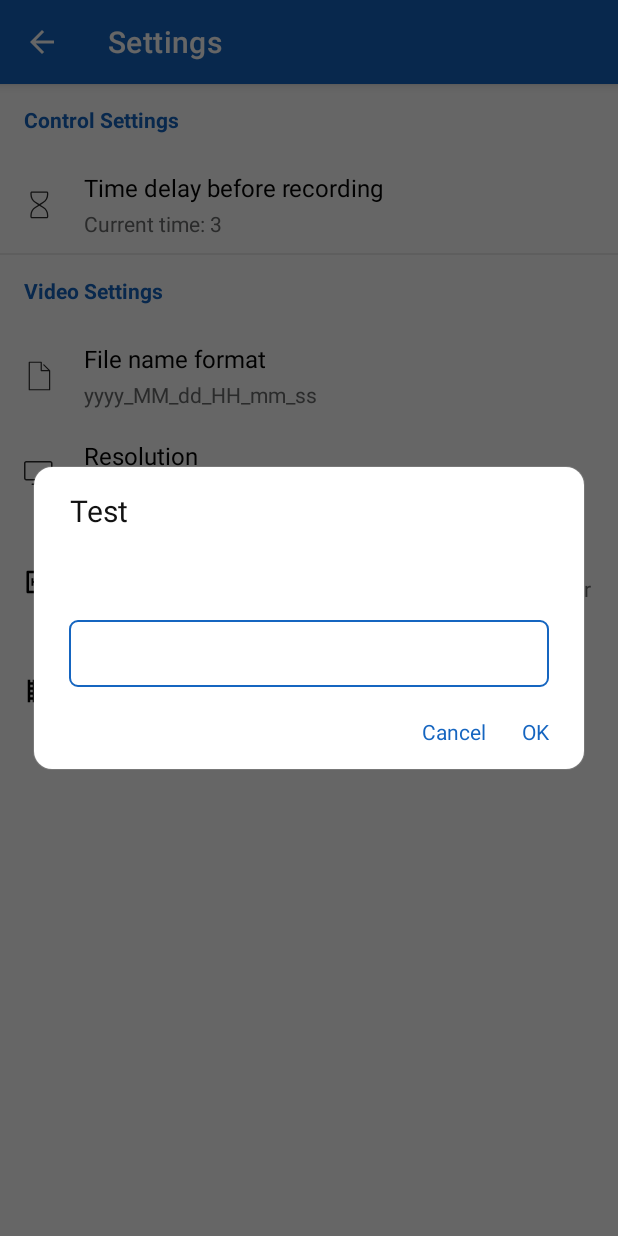
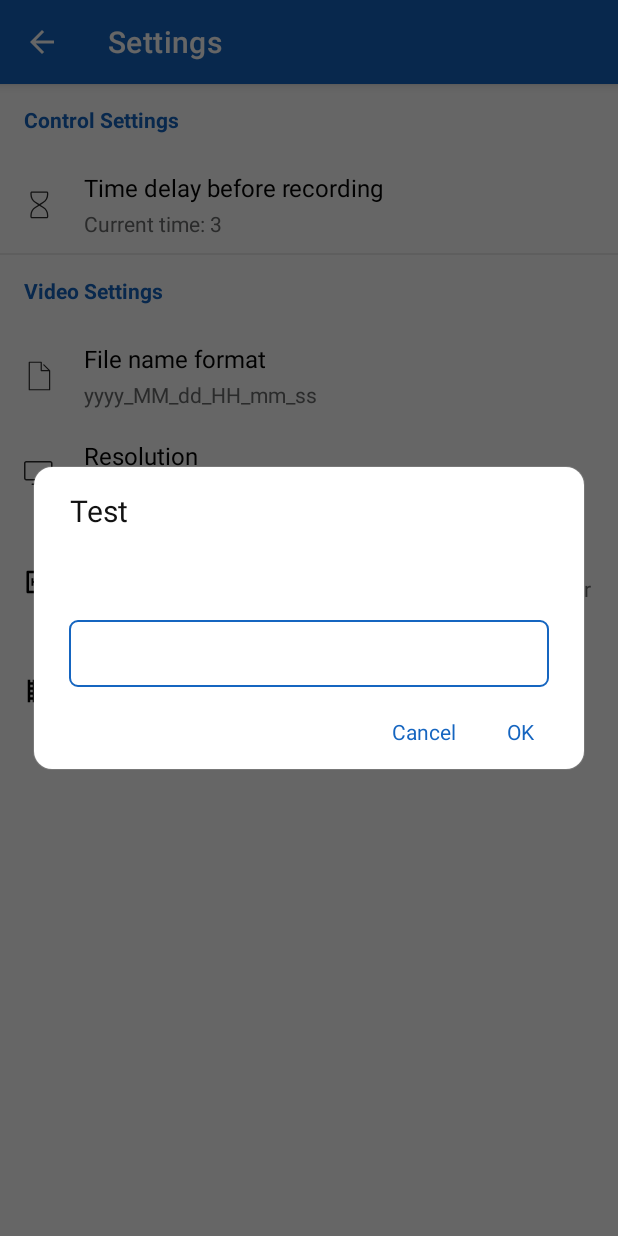
Before and after one commit to bingyy9/Boom, an Android app: the fragment InputDialog placed in its activity, on a phone screen of 412 x 824 dp. Run offline under Robolectric (Android 15) with nearby library versions, the light colour scheme and no system bars; our stand-ins replace ButterKnife.

Commit message:
update visual

```diff
--- a/app/src/main/java/com/boom/android/ui/dialog/SingleSelectDialog.java
+++ b/app/src/main/java/com/boom/android/ui/dialog/SingleSelectDialog.java
@@ -113,7 +113,7 @@ public class SingleSelectDialog extends AppDialogFragment implements SingleSelec
         recyclerView.setLayoutManager(new WrapContentLinearLayoutManager(getActivity()));
         recyclerView.setAdapter(adapter);
         recyclerView.setItemAnimator(new DefaultItemAnimator());
-        recyclerView.addItemDecoration(new RecycleViewDecoration(getActivity(), RecycleViewDecoration.VERTICAL_LIST));
+//        recyclerView.addItemDecoration(new RecycleViewDecoration(getActivity(), RecycleViewDecoration.VERTICAL_LIST));
         recyclerView.addOnAttachStateChangeListener(new View.OnAttachStateChangeListener() {
             @Override
             public void onViewAttachedToWindow(View v) {
--- a/app/src/main/res/layout/dlg_input.xml
+++ b/app/src/main/res/layout/dlg_input.xml
@@ -56,8 +56,8 @@
     <LinearLayout
         android:layout_width="wrap_content"
         android:layout_height="wrap_content"
-        android:layout_marginTop="20dp"
-        android:layout_marginBottom="16dp"
+        android:layout_marginTop="10dp"
+        android:layout_marginBottom="6dp"
         android:orientation="horizontal"
         app:layout_constraintRight_toRightOf="parent"
         app:layout_constraintTop_toBottomOf="@id/et_input">
@@ -66,27 +66,31 @@
             android:id="@+id/btn1"
             android:layout_width="wrap_content"
             android:layout_height="wrap_content"
-            android:layout_marginBottom="16dp"
+            android:layout_marginBottom="6dp"
             android:clickable="true"
             android:focusable="true"
             android:fontFamily="Roboto"
             android:gravity="right"
             android:text="@string/cancel"
             android:textColor="@color/blue_normal"
-            android:textSize="@dimen/font_14"/>
+            android:textSize="@dimen/font_14"
+            android:foreground="?attr/selectableItemBackground"
+            android:padding="10dp"/>
 
         <TextView
             android:id="@+id/btn2"
             android:layout_width="wrap_content"
             android:layout_height="wrap_content"
-            android:layout_marginLeft="24dp"
-            android:layout_marginBottom="16dp"
+            android:layout_marginLeft="14dp"
+            android:layout_marginBottom="6dp"
             android:clickable="true"
             android:focusable="true"
             android:fontFamily="Roboto"
             android:gravity="right"
             android:text="@string/ok"
             android:textColor="@color/blue_normal"
-            android:textSize="@dimen/font_14"/>
+            android:textSize="@dimen/font_14"
+            android:foreground="?attr/selectableItemBackground"
+            android:padding="10dp"/>
     </LinearLayout>
 </androidx.constraintlayout.widget.ConstraintLayout>
--- a/app/src/main/res/layout/dlg_single_select_item.xml
+++ b/app/src/main/res/layout/dlg_single_select_item.xml
@@ -4,7 +4,11 @@
     android:layout_width="match_parent"
     android:layout_height="wrap_content"
     android:minHeight="50dp"
-    xmlns:app="http://schemas.android.com/apk/res-auto">
+    xmlns:app="http://schemas.android.com/apk/res-auto"
+    android:clickable="true"
+    android:foreground="?attr/selectableItemBackground"
+    android:paddingRight="24dp"
+    android:paddingLeft="24dp">
     <TextView
         android:id="@+id/tv_value"
         android:layout_width="wrap_content"
```
Also changed, not shown: app/src/main/res/layout/dlg_single_select.xml (+7 -7 lines).
